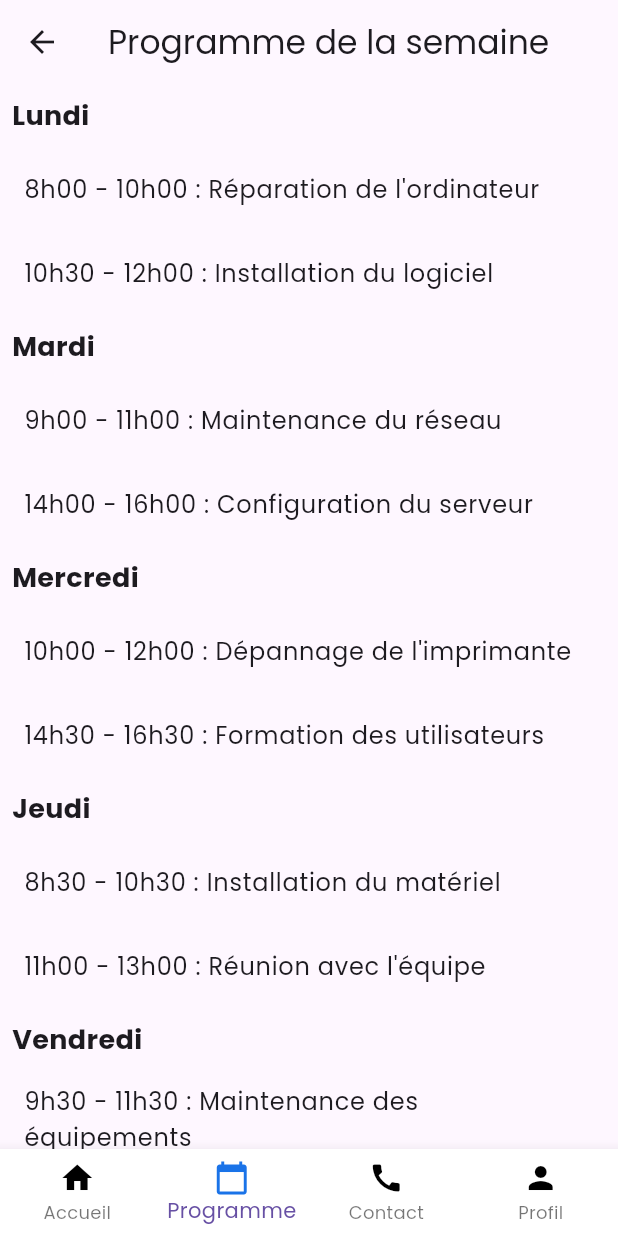
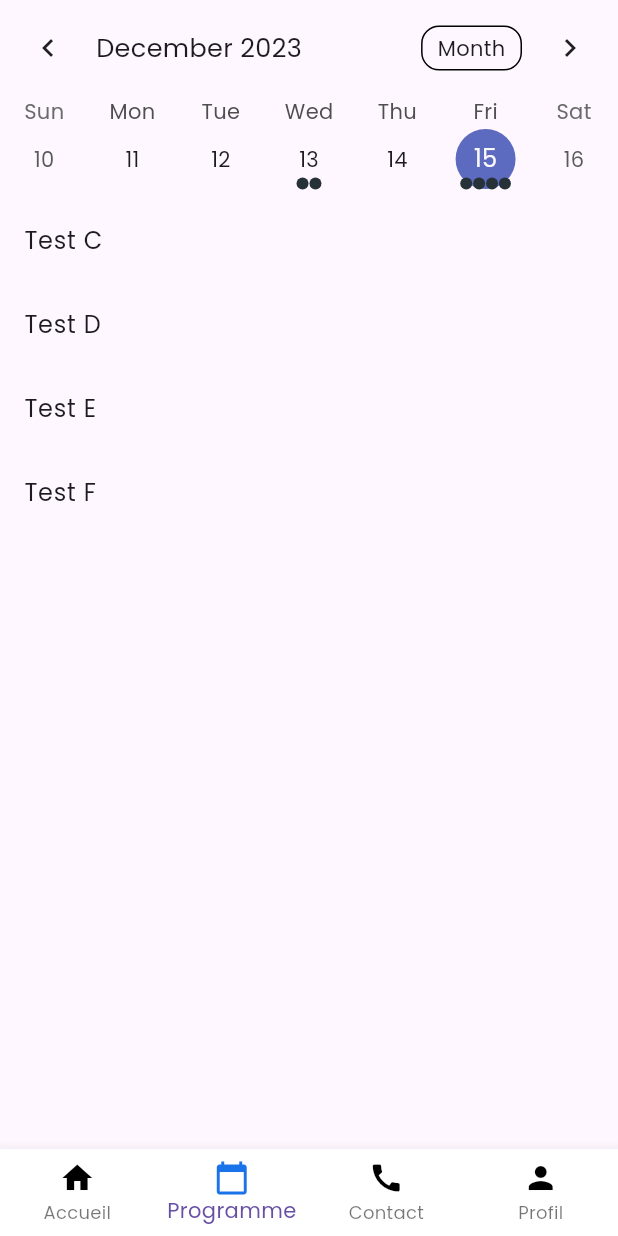
Before and after one commit to IlTriki/Ticketing_System, a Flutter app: the ProgrammePage screen opened directly, on a phone screen of 412 x 824 dp. Run offline on Flutter 3.47's test engine with Material 3 defaults, Android fonts, the phone set to English and light mode, and no system bars; drawn by our look-alikes of table_calendar; our stand-ins replace flutter_svg.

Commit message:
programme par semaine

```diff
--- a/partie_mobile/lib/pages/programme.dart
+++ b/partie_mobile/lib/pages/programme.dart
@@ -1,69 +1,80 @@
 import 'package:flutter/material.dart';
 import 'package:partie_mobile/models/bottomnav_bar.dart';
+import 'package:table_calendar/table_calendar.dart';
+import 'dart:collection';
 
-class ProgrammePage extends StatelessWidget {
+class ProgrammePage extends StatefulWidget {
   const ProgrammePage({Key? key}) : super(key: key);
+
+  @override
+  State<ProgrammePage> createState() => _ProgrammePageState();
+}
+
+class _ProgrammePageState extends State<ProgrammePage> {
+  Map<DateTime, List> _eventsList = {};
+
+  DateTime _focused = DateTime.now();
+  DateTime? _selected;
+
+  int getHashCode(DateTime key) {
+    return key.day * 1000000 + key.month * 10000 + key.year;
+  }
+
+  @override
+  void initState() {
+    super.initState();
+
+    _selected = _focused;
+    _eventsList = {
+      DateTime.now().subtract(Duration(days: 2)): ['Test A', 'Test B'],
+      DateTime.now(): ['Test C', 'Test D', 'Test E', 'Test F'],
+    };
+  }
+
   @override
   Widget build(BuildContext context) {
+    final _events = LinkedHashMap<DateTime, List>(
+      equals: isSameDay,
+      hashCode: getHashCode,
+    )..addAll(_eventsList);
+
+    List getEvent(DateTime day) {
+      return _events[day] ?? [];
+    }
+
     return Scaffold(
-      appBar: AppBar(
-        title: Text('Programme de la semaine'),
-        centerTitle: true,
-      ),
-      body: ListView(
+      body: Column(
         children: [
-          _buildDaySection('Lundi', [
-            '8h00 - 10h00 : Réparation de l\'ordinateur',
-            '10h30 - 12h00 : Installation du logiciel',
-          ]),
-          _buildDaySection('Mardi', [
-            '9h00 - 11h00 : Maintenance du réseau',
-            '14h00 - 16h00 : Configuration du serveur',
-          ]),
-          _buildDaySection('Mercredi', [
-            '10h00 - 12h00 : Dépannage de l\'imprimante',
-            '14h30 - 16h30 : Formation des utilisateurs',
-          ]),
-          _buildDaySection('Jeudi', [
-            '8h30 - 10h30 : Installation du matériel',
-            '11h00 - 13h00 : Réunion avec l\'équipe',
-          ]),
-          _buildDaySection('Vendredi', [
-            '9h30 - 11h30 : Maintenance des équipements',
-            '13h30 - 15h30 : Test de performance',
-          ]),
+          TableCalendar(
+            firstDay: DateTime.utc(2022, 4, 1),
+            lastDay: DateTime.utc(2025, 12, 31),
+            eventLoader: getEvent,
+            calendarFormat: CalendarFormat.week,
+            selectedDayPredicate: (day) {
+              return isSameDay(_selected, day);
+            },
+            onDaySelected: (selected, focused) {
+              if (!isSameDay(_selected, selected)) {
+                setState(() {
+                  _selected = selected;
+                  _focused = focused;
+                });
+              }
+            },
+            focusedDay: _focused,
+          ),
+          ListView(
+            shrinkWrap: true,
+            children: getEvent(_selected!)
+                .map((event) => ListTile(
+                      title: Text(event.toString()),
+                    ))
+                .toList(),
+          )
         ],
       ),
       bottomNavigationBar:
           CustomBottomNavigationBar.buildBottomNavigationBar(1, context),
     );
   }
-
-  Widget _buildDaySection(String day, List<String> tasks) {
-    return Column(
-      crossAxisAlignment: CrossAxisAlignment.start,
-      children: [
-        Padding(
-          padding: const EdgeInsets.all(8.0),
-          child: Text(
-            day,
-            style: TextStyle(
-              fontSize: 18,
-              fontWeight: FontWeight.bold,
-            ),
-          ),
-        ),
-        ListView.builder(
-          shrinkWrap: true,
-          physics: NeverScrollableScrollPhysics(),
-          itemCount: tasks.length,
-          itemBuilder: (context, index) {
-            return ListTile(
-              title: Text(tasks[index]),
-            );
-          },
-        ),
-      ],
-    );
-  }
 }
--- a/partie_mobile/pubspec.yaml
+++ b/partie_mobile/pubspec.yaml
@@ -37,6 +37,8 @@ dependencies:
   cupertino_icons: ^1.0.2
   flutter_svg: ^1.1.6
   url_launcher: ^6.2.2
+  syncfusion_flutter_calendar: ^23.2.7
+  table_calendar: ^3.0.5
 
 dev_dependencies:
   flutter_test:
```
Also changed, not shown: partie_mobile/pubspec.lock.
